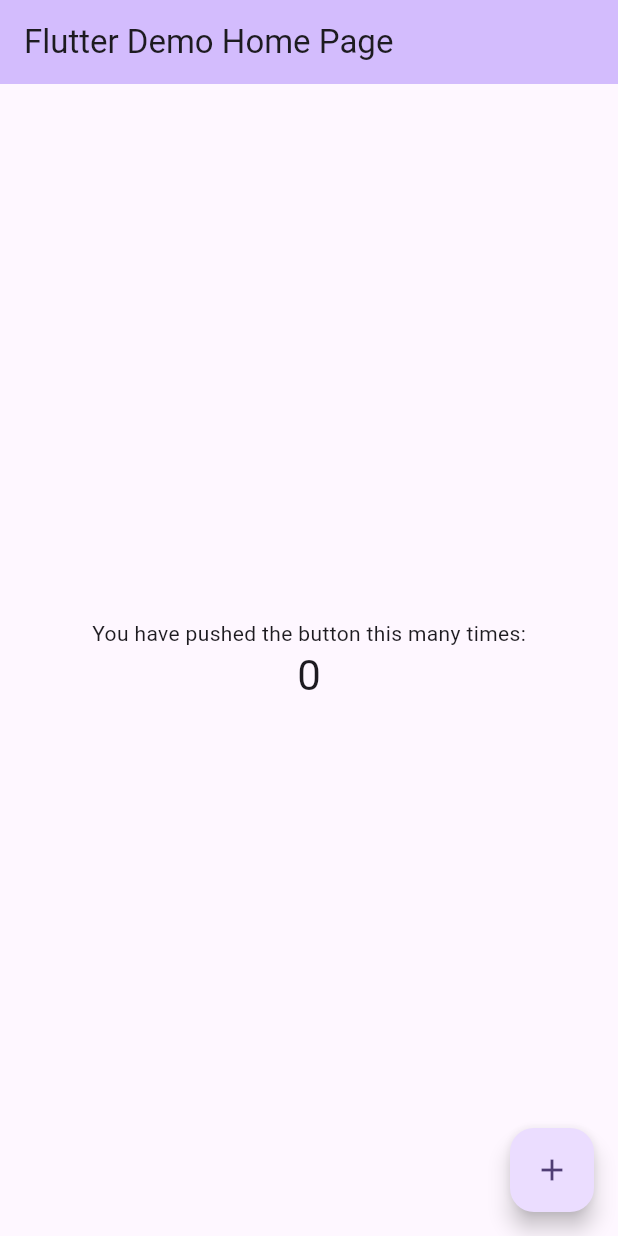
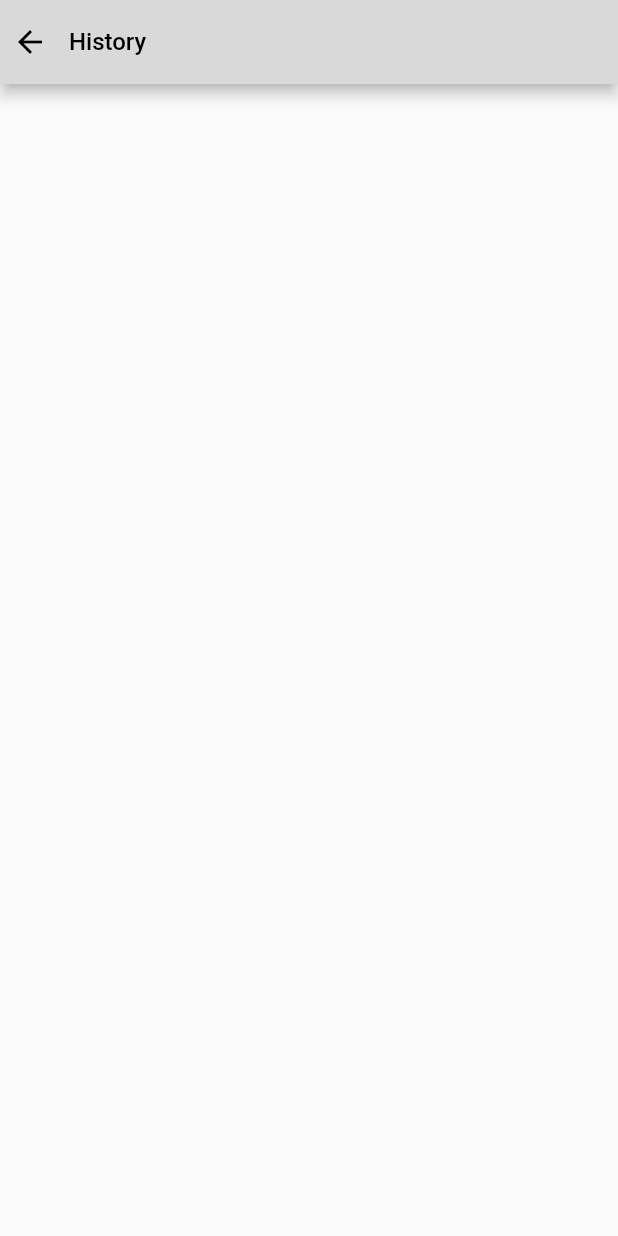
Before and after one commit to RamVinay3/splitbliss, a Flutter app: the screen it shows after launch, on a phone screen of 412 x 824 dp. Run offline on Flutter 3.47's test engine with Material 2 defaults, Android fonts, the phone set to English and light mode, and no system bars.

```diff
--- a/lib/main.dart
+++ b/lib/main.dart
@@ -1,4 +1,8 @@
 import 'package:flutter/material.dart';
+// import 'package:splitbliss/screens/add_payment.dart';
+import 'package:splitbliss/screens/payment_history.dart';
+// import 'package:splitbliss/screens/add_payment.dart';
+
 
 void main() {
   runApp(const MyApp());
@@ -10,116 +14,9 @@ class MyApp extends StatelessWidget {
   // This widget is the root of your application.
   @override
   Widget build(BuildContext context) {
-    return MaterialApp(
-      title: 'Flutter Demo',
-      theme: ThemeData(
-        // This is the theme of your application.
-        //
-        // TRY THIS: Try running your application with "flutter run". You'll see
-        // the application has a blue toolbar. Then, without quitting the app,
-        // try changing the seedColor in the colorScheme below to Colors.green
-        // and then invoke "hot reload" (save your changes or press the "hot
-        // reload" button in a Flutter-supported IDE, or press "r" if you used
-        // the command line to start the app).
-        //
-        // Notice that the counter didn't reset back to zero; the application
-        // state is not lost during the reload. To reset the state, use hot
-        // restart instead.
-        //
-        // This works for code too, not just values: Most code changes can be
-        // tested with just a hot reload.
-        colorScheme: ColorScheme.fromSeed(seedColor: Colors.deepPurple),
-        useMaterial3: true,
-      ),
-      home: const MyHomePage(title: 'Flutter Demo Home Page'),
+    return const MaterialApp(
+      debugShowCheckedModeBanner: false,
+      home: PaymentHistory(),
     );
   }
 }
-
-class MyHomePage extends StatefulWidget {
-  const MyHomePage({super.key, required this.title});
-
-  // This widget is the home page of your application. It is stateful, meaning
-  // that it has a State object (defined below) that contains fields that affect
-  // how it looks.
-
-  // This class is the configuration for the state. It holds the values (in this
-  // case the title) provided by the parent (in this case the App widget) and
-  // used by the build method of the State. Fields in a Widget subclass are
-  // always marked "final".
-
-  final String title;
-
-  @override
-  State<MyHomePage> createState() => _MyHomePageState();
-}
-
-class _MyHomePageState extends State<MyHomePage> {
-  int _counter = 0;
-
-  void _incrementCounter() {
-    setState(() {
-      // This call to setState tells the Flutter framework that something has
-      // changed in this State, which causes it to rerun the build method below
-      // so that the display can reflect the updated values. If we changed
-      // _counter without calling setState(), then the build method would not be
-      // called again, and so nothing would appear to happen.
-      _counter++;
-    });
-  }
-
-  @override
-  Widget build(BuildContext context) {
-    // This method is rerun every time setState is called, for instance as done
-    // by the _incrementCounter method above.
-    //
-    // The Flutter framework has been optimized to make rerunning build methods
-    // fast, so that you can just rebuild anything that needs updating rather
-    // than having to individually change instances of widgets.
-    return Scaffold(
-      appBar: AppBar(
-        // TRY THIS: Try changing the color here to a specific color (to
-        // Colors.amber, perhaps?) and trigger a hot reload to see the AppBar
-        // change color while the other colors stay the same.
-        backgroundColor: Theme.of(context).colorScheme.inversePrimary,
-        // Here we take the value from the MyHomePage object that was created by
-        // the App.build method, and use it to set our appbar title.
-        title: Text(widget.title),
-      ),
-      body: Center(
-        // Center is a layout widget. It takes a single child and positions it
-        // in the middle of the parent.
-        child: Column(
-          // Column is also a layout widget. It takes a list of children and
-          // arranges them vertically. By default, it sizes itself to fit its
-          // children horizontally, and tries to be as tall as its parent.
-          //
-          // Column has various properties to control how it sizes itself and
-          // how it positions its children. Here we use mainAxisAlignment to
-          // center the children vertically; the main axis here is the vertical
-          // axis because Columns are vertical (the cross axis would be
-          // horizontal).
-          //
-          // TRY THIS: Invoke "debug painting" (choose the "Toggle Debug Paint"
-          // action in the IDE, or press "p" in the console), to see the
-          // wireframe for each widget.
-          mainAxisAlignment: MainAxisAlignment.center,
-          children: <Widget>[
-            const Text(
-              'You have pushed the button this many times:',
-            ),
-            Text(
-              '$_counter',
-              style: Theme.of(context).textTheme.headlineMedium,
-            ),
-          ],
-        ),
-      ),
-      floatingActionButton: FloatingActionButton(
-        onPressed: _incrementCounter,
-        tooltip: 'Increment',
-        child: const Icon(Icons.add),
-      ), // This trailing comma makes auto-formatting nicer for build methods.
-    );
-  }
-}
--- /dev/null
+++ b/lib/screens/payment_history.dart
@@ -0,0 +1,34 @@
+// ignore_for_file: prefer_const_constructors, prefer_const_literals_to_create_immutables
+
+import 'package:flutter/material.dart';
+import '../widgets/title_bar.dart';
+
+class PaymentHistory extends StatelessWidget {
+  const PaymentHistory({super.key});
+
+  @override
+  Widget build(BuildContext context) {
+    return Scaffold(
+      appBar: TitleBar(title: "History"),
+      body: Body(),
+    );
+  }
+}
+
+class Body extends StatefulWidget {
+  const Body({super.key});
+
+  @override
+  State<Body> createState() => _BodyState();
+}
+
+
+class _BodyState extends State<Body> {
+
+  @override
+  Widget build(BuildContext context) {
+    return Container(
+      padding: EdgeInsets.all(20),
+    );
+  }
+}
--- /dev/null
+++ b/lib/widgets/title_bar.dart
@@ -0,0 +1,35 @@
+// ignore_for_file: must_be_immutable
+
+import 'package:flutter/material.dart';
+
+class TitleBar extends StatelessWidget implements PreferredSizeWidget {
+  TitleBar({
+    super.key,
+    required this.title,
+  });
+
+  String title;
+
+  Size get preferredSize => Size.fromHeight(kToolbarHeight);
+
+  @override
+  Widget build(BuildContext context) {
+    return AppBar(
+      title: Text(title),
+      backgroundColor: const Color(0xFFD9D9D9),
+      titleTextStyle: const TextStyle(
+        color: Colors.black,
+        fontSize: 16,
+        fontWeight: FontWeight.w500,
+      ),
+      leading: IconButton(
+        icon: const Icon(Icons.arrow_back),
+        color: Colors.black,
+        onPressed: () {
+          Navigator.pop(context);
+        },
+      ),
+      leadingWidth: 30,
+    );
+  }
+}
```
Also changed, not shown: lib/screens/add_payment.dart (added, +122 -0 lines), lib/screens/create_room.dart (added, +108 -0 lines), lib/widgets/bottom_button.dart (added, +34 -0 lines), lib/widgets/history_card.dart (added, +25 -0 lines), lib/widgets/input_container.dart (added, +31 -0 lines), lib/widgets/radio_button.dart (added, +27 -0 lines), lib/widgets/search_container.dart (added, +53 -0 lines), lib/widgets/user_card.dart (added, +28 -0 lines).
